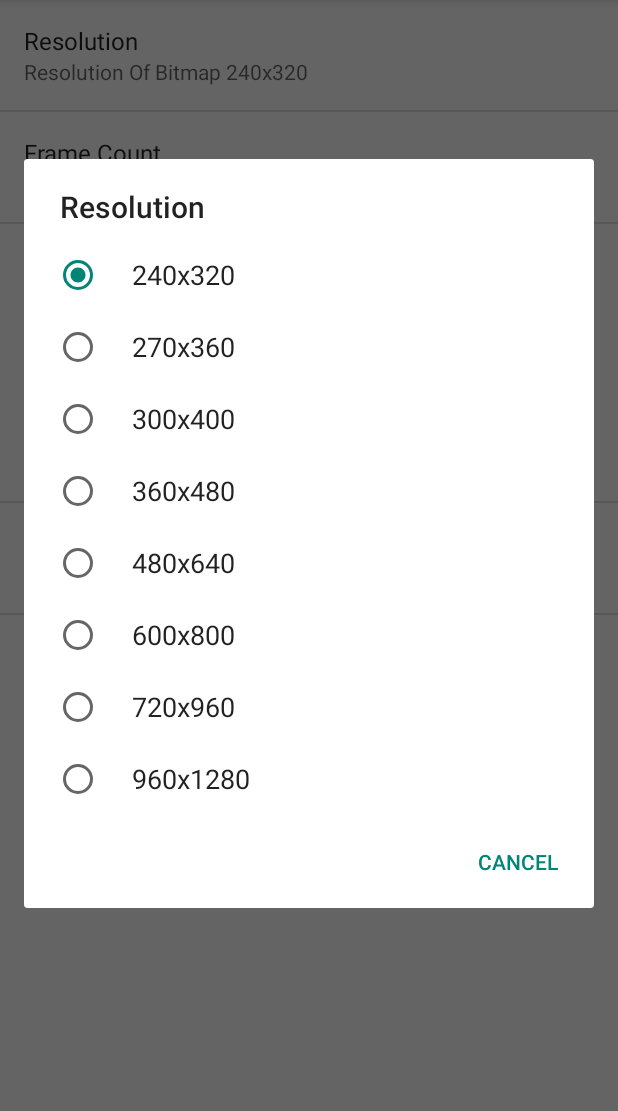
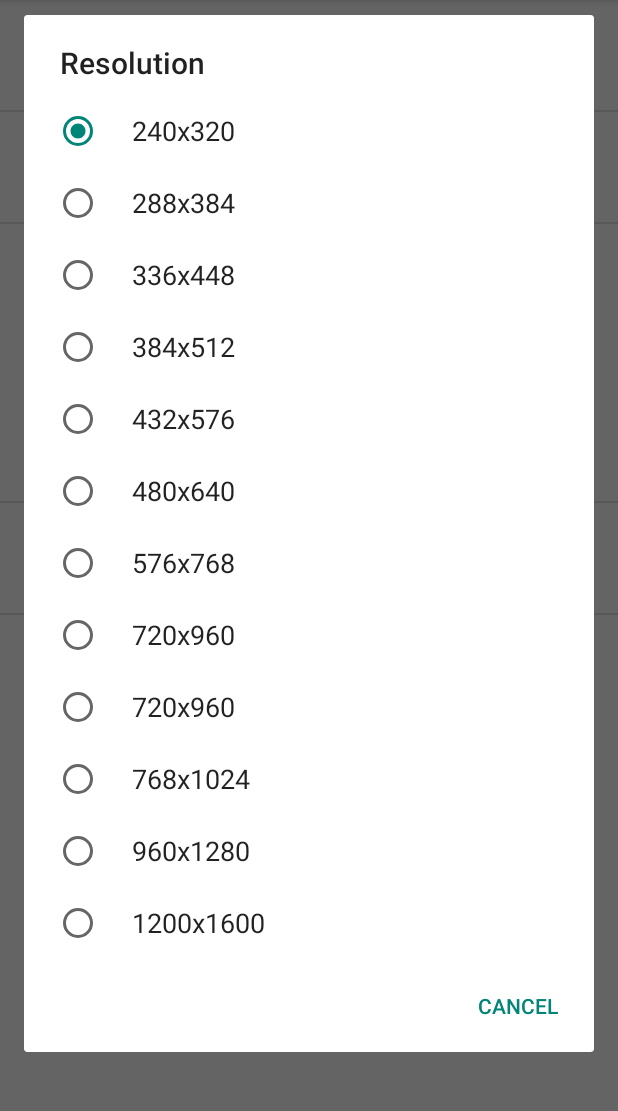
Before and after one commit to huzongyao/FaceMorphMe, an Android app: the fragment SettingsFragment shown on its own in the app's theme, after a tap on "Resolution", on a phone screen of 412 x 824 dp, the part 84-1195 px from its top. Run offline under Robolectric (Android 15) with nearby library versions, the phone set to English and light mode, and no system bars.

Commit message:
fix input size 16x only

```diff
--- a/app/src/main/java/com/hzy/face/morphme/activity/MorphVideoActivity.java
+++ b/app/src/main/java/com/hzy/face/morphme/activity/MorphVideoActivity.java
@@ -158,7 +158,7 @@ public class MorphVideoActivity extends AppCompatActivity {
                 mDeleteArea.postDelayed(() -> {
                     mImageDialog.dismiss();
                     routerShareVideoPage();
-                }, 300);
+                }, 800);
             }
         });
         mVideoWorker.start();
--- a/app/src/main/res/values/arrays.xml
+++ b/app/src/main/res/values/arrays.xml
@@ -7,13 +7,17 @@
     </string-array>
     <string-array name="pref_resolution_array">
         <item>240x320</item>
-        <item>270x360</item>
-        <item>300x400</item>
-        <item>360x480</item>
+        <item>288x384</item>
+        <item>336x448</item>
+        <item>384x512</item>
+        <item>432x576</item>
         <item>480x640</item>
-        <item>600x800</item>
+        <item>576x768</item>
         <item>720x960</item>
+        <item>720x960</item>
+        <item>768x1024</item>
         <item>960x1280</item>
+        <item>1200x1600</item>
     </string-array>
     <string-array name="pref_resolution_value">
         <item>0</item>
```
Also changed, not shown: 1 other file.
